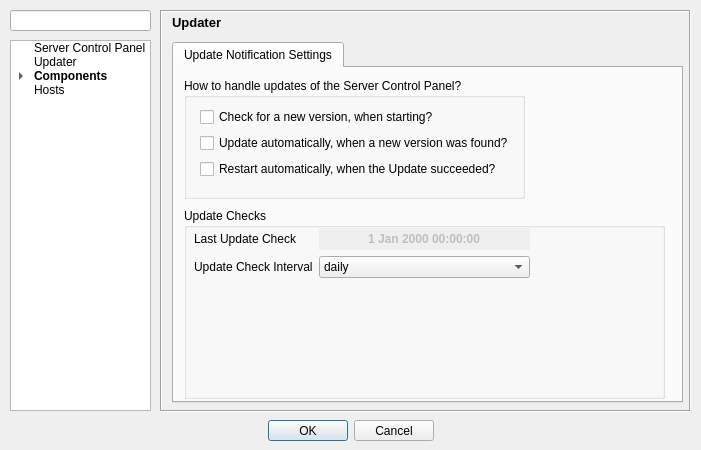
Above: src/app/config/configurationdialog.ui from WPN-XM/server-control-panel before the change. Below: the same form after it.
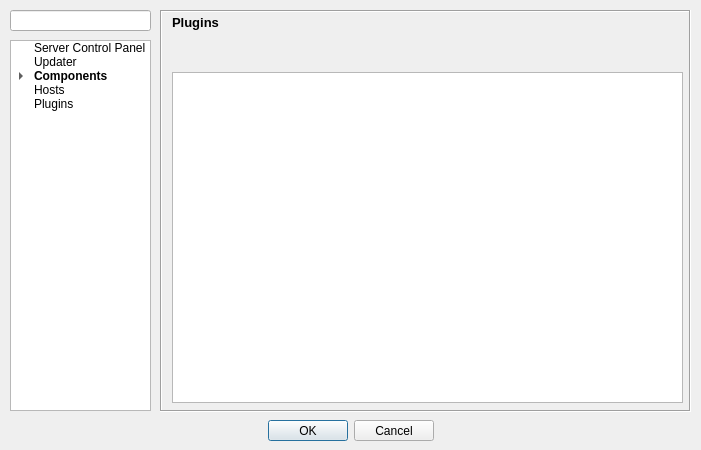
That is the form after the change. Icons and pictures are not drawn.

Commit message: plugin system

```diff
--- a/src/app/config/configurationdialog.ui
+++ b/src/app/config/configurationdialog.ui
@@ -161,6 +161,11 @@
      <string>Hosts</string>
     </property>
    </item>
+   <item>
+    <property name="text">
+     <string>Plugins</string>
+    </property>
+   </item>
   </widget>
   <widget class="QStackedWidget" name="stackedWidget">
    <property name="geometry">
@@ -178,7 +183,7 @@
     <enum>QFrame::Sunken</enum>
    </property>
    <property name="currentIndex">
-    <number>1</number>
+    <number>11</number>
    </property>
    <widget class="QWidget" name="servercontrolpanel">
     <widget class="QTabWidget" name="tabWidget">
@@ -2378,6 +2383,38 @@
      </widget>
     </widget>
    </widget>
+   <widget class="QWidget" name="plugins">
+    <widget class="QLabel" name="label_plugins">
+     <property name="geometry">
+      <rect>
+       <x>10</x>
+       <y>0</y>
+       <width>61</width>
+       <height>21</height>
+      </rect>
+     </property>
+     <property name="font">
+      <font>
+       <pointsize>10</pointsize>
+       <weight>75</weight>
+       <bold>true</bold>
+      </font>
+     </property>
+     <property name="text">
+      <string>Plugins</string>
+     </property>
+    </widget>
+    <widget class="QListWidget" name="listWidget_plugins">
+     <property name="geometry">
+      <rect>
+       <x>10</x>
+       <y>60</y>
+       <width>511</width>
+       <height>331</height>
+      </rect>
+     </property>
+    </widget>
+   </widget>
   </widget>
  </widget>
  <tabstops>
```
The commit also changes 14 other files.
